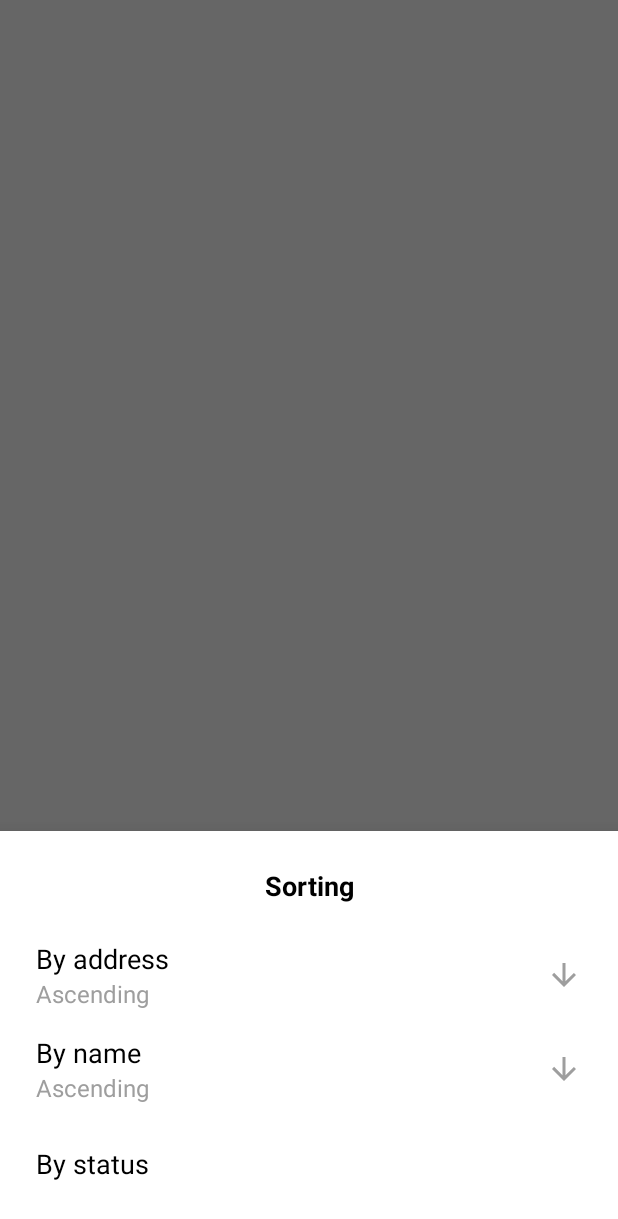
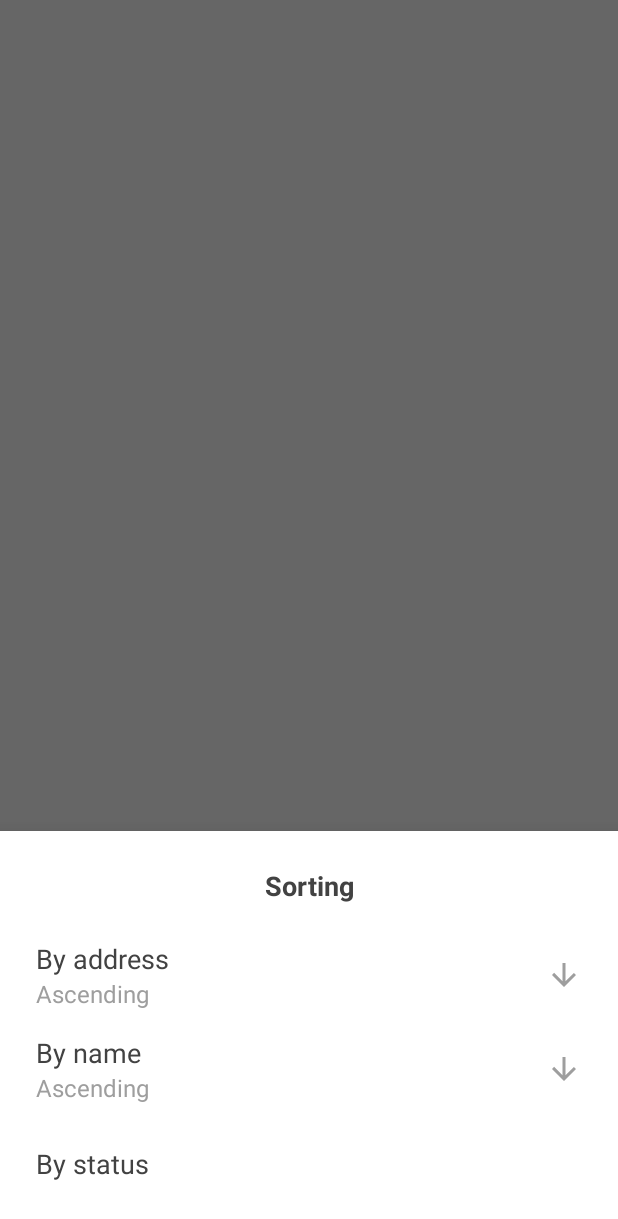
Before and after one commit to lonedoc/Android_MyGuard, an Android app: the fragment SortingDialogFragment placed in its activity, on a phone screen of 412 x 824 dp. Shown: the top 1219 px of the screen. Run offline under Robolectric (Android 15) with nearby library versions, the phone set to English and light mode, and no system bars; libraries missing offline, so code that uses them is left out: com.github.terrakok.cicerone; 3 statements that could not run were skipped.

Commit message:
Update the application theme to support the dark mode

```diff
--- a/app/src/main/java/kobramob/rubeg38/ru/myprotection/feature/facilities/ui/views/QuadStateCheckbox.kt
+++ b/app/src/main/java/kobramob/rubeg38/ru/myprotection/feature/facilities/ui/views/QuadStateCheckbox.kt
@@ -3,8 +3,11 @@ package kobramob.rubeg38.ru.myprotection.feature.facilities.ui.views
 import android.content.Context
 import android.graphics.drawable.Drawable
 import android.util.AttributeSet
+import android.util.TypedValue
 import android.widget.ImageView
 import android.widget.TextView
+import androidx.annotation.AttrRes
+import androidx.annotation.ColorRes
 import androidx.constraintlayout.widget.ConstraintLayout
 import kobramob.rubeg38.ru.myprotection.R
 import kotlin.properties.Delegates
@@ -86,10 +89,16 @@ class QuadStateCheckbox(context: Context, attrs: AttributeSet) : ConstraintLayou
         subtitleTextView.text = subtitles[state]
         iconImageView.setImageDrawable(icons[state])
 
+//        val titleColor = if (isChecked) {
+//            tintColor
+//        } else {
+//            context.getColor(R.color.black)
+//        }
+
         val titleColor = if (isChecked) {
-            tintColor
+            getColorFromRes(context, R.color.green_500)
         } else {
-            context.getColor(R.color.black)
+            getColorFromTheme(context, R.attr.surfaceForegroundColor)
         }
 
         titleTextView.setTextColor(titleColor)
@@ -103,4 +112,12 @@ class QuadStateCheckbox(context: Context, attrs: AttributeSet) : ConstraintLayou
         iconImageView.setColorFilter(iconColor)
     }
 
+    private fun getColorFromTheme(context: Context, @AttrRes attr: Int): Int =
+        TypedValue()
+            .also { value -> context.theme.resolveAttribute(attr, value, true) }
+            .data
+
+    private fun getColorFromRes(context: Context, @ColorRes resId: Int): Int =
+        context.getColor(resId)
+
 }
--- a/app/src/main/res/color/checkbox_text_color.xml
+++ b/app/src/main/res/color/checkbox_text_color.xml
@@ -1,5 +1,5 @@
 <?xml version="1.0" encoding="utf-8"?>
 <selector xmlns:android="http://schemas.android.com/apk/res/android">
     <item android:color="@color/green_500" android:state_checked="true" />
-    <item android:color="@color/black" android:state_checked="false" />
+    <item android:color="?attr/surfaceForegroundColor" android:state_checked="false" />
 </selector>
--- a/app/src/main/res/layout/cerber_thermostat_item.xml
+++ b/app/src/main/res/layout/cerber_thermostat_item.xml
@@ -6,7 +6,7 @@
     android:layout_width="match_parent"
     android:layout_height="wrap_content"
     android:layout_margin="16dp"
-    android:backgroundTint="@color/white"
+    android:backgroundTint="?attr/surfaceBackgroundColor"
     app:cardCornerRadius="8dp">
 
     <androidx.constraintlayout.widget.ConstraintLayout
@@ -47,6 +47,7 @@
             app:layout_constraintHorizontal_chainStyle="packed"
             android:textAppearance="@style/MaterialAlertDialog.MaterialComponents.Title.Text"
             android:textSize="24sp"
+            android:textColor="?attr/surfaceForegroundColor"
             tools:text="22.2°C" />
 
         <com.google.android.material.textview.MaterialTextView
@@ -58,6 +59,7 @@
             app:layout_constraintBottom_toBottomOf="parent"
             android:textAppearance="@style/MaterialAlertDialog.MaterialComponents.Title.Text"
             android:textSize="14sp"
+            android:textColor="?attr/surfaceForegroundColor"
             tools:text="Title" />
 
     </androidx.constraintlayout.widget.ConstraintLayout>
--- a/app/src/main/res/layout/dropdown_item_light.xml
+++ b/app/src/main/res/layout/dropdown_item_light.xml
@@ -6,4 +6,5 @@
     android:layout_height="@dimen/spinner_item_height"
     android:paddingHorizontal="@dimen/window_padding"
     android:gravity="center_vertical|start"
-    android:textSize="16sp" />
+    android:textSize="16sp"
+    android:textColor="?attr/surfaceForegroundColor" />
--- a/app/src/main/res/layout/events_item.xml
+++ b/app/src/main/res/layout/events_item.xml
@@ -30,6 +30,7 @@
         android:maxLines="1"
         android:textSize="@dimen/small_headline_size"
         android:textStyle="bold"
+        android:textColor="?attr/screenForegroundColor"
         tools:text="Title" />
 
     <TextView
@@ -46,6 +47,7 @@
         android:ellipsize="marquee"
         android:marqueeRepeatLimit="marquee_forever"
         android:singleLine="true"
+        android:textColor="?attr/screenForegroundColor"
         tools:text="Zone" />
 
     <TextView
@@ -56,6 +58,7 @@
         app:layout_constraintStart_toStartOf="@id/descriptionTextView"
         app:layout_constraintBottom_toBottomOf="parent"
         android:maxLines="1"
+        android:textColor="?attr/screenForegroundColor"
         tools:text="29.08.2022 18:07:20" />
 
 </androidx.constraintlayout.widget.ConstraintLayout>
--- a/app/src/main/res/layout/facilities_item.xml
+++ b/app/src/main/res/layout/facilities_item.xml
@@ -31,6 +31,7 @@
         android:ellipsize="end"
         android:textSize="@dimen/small_headline_size"
         android:textStyle="bold"
+        android:textColor="?attr/screenForegroundColor"
         tools:text="Title" />
 
     <TextView
@@ -42,6 +43,7 @@
         app:layout_constraintBottom_toTopOf="@id/statusTextView"
         android:maxLines="1"
         android:ellipsize="end"
+        android:textColor="?attr/screenForegroundColor"
         tools:text="Address" />
 
     <TextView
@@ -53,6 +55,7 @@
         app:layout_constraintBottom_toBottomOf="parent"
         android:maxLines="1"
         android:ellipsize="end"
+        android:textColor="?attr/screenForegroundColor"
         tools:text="Status" />
 
 </androidx.constraintlayout.widget.ConstraintLayout>
--- a/app/src/main/res/layout/fragment_accounts.xml
+++ b/app/src/main/res/layout/fragment_accounts.xml
@@ -4,7 +4,8 @@
     xmlns:app="http://schemas.android.com/apk/res-auto"
     xmlns:tools="http://schemas.android.com/tools"
     android:layout_width="match_parent"
-    android:layout_height="match_parent">
+    android:layout_height="match_parent"
+    android:background="?attr/screenBackgroundColor">
 
     <LinearLayout
         android:layout_width="match_parent"
@@ -64,12 +65,13 @@
         android:id="@+id/noAccountsView"
         android:layout_width="match_parent"
         android:layout_height="match_parent"
-        android:background="@color/white">
+        android:background="?attr/screenBackgroundColor">
 
         <TextView
             android:layout_width="wrap_content"
             android:layout_height="wrap_content"
             android:layout_gravity="center"
+            android:textColor="?attr/screenForegroundColor"
             android:text="@string/no_accounts_message" />
 
     </FrameLayout>
--- a/app/src/main/res/layout/fragment_applications.xml
+++ b/app/src/main/res/layout/fragment_applications.xml
@@ -4,8 +4,9 @@
     xmlns:app="http://schemas.android.com/apk/res-auto"
     xmlns:tools="http://schemas.android.com/tools"
     android:layout_width="match_parent"
-    android:layout_height="wrap_content"
-    android:orientation="vertical">
+    android:layout_height="match_parent"
+    android:orientation="vertical"
+    android:background="?attr/screenBackgroundColor">
 
     <!-- AppBar -->
     <com.google.android.material.appbar.MaterialToolbar
--- a/app/src/main/res/layout/fragment_events.xml
+++ b/app/src/main/res/layout/fragment_events.xml
@@ -4,7 +4,8 @@
     xmlns:app="http://schemas.android.com/apk/res-auto"
     xmlns:tools="http://schemas.android.com/tools"
     android:layout_width="match_parent"
-    android:layout_height="match_parent">
+    android:layout_height="match_parent"
+    android:background="?attr/screenBackgroundColor">
 
     <!-- Facilities list -->
     <androidx.swiperefreshlayout.widget.SwipeRefreshLayout
@@ -25,7 +26,7 @@
             android:clipToPadding="false"
             app:layoutManager="androidx.recyclerview.widget.LinearLayoutManager"
             android:orientation="vertical"
-            tools:listitem="@layout/facilities_item" />
+            tools:listitem="@layout/events_item" />
 
     </androidx.swiperefreshlayout.widget.SwipeRefreshLayout>
 
--- a/app/src/main/res/layout/fragment_facilities.xml
+++ b/app/src/main/res/layout/fragment_facilities.xml
@@ -4,7 +4,8 @@
     xmlns:app="http://schemas.android.com/apk/res-auto"
     xmlns:tools="http://schemas.android.com/tools"
     android:layout_width="match_parent"
-    android:layout_height="match_parent">
+    android:layout_height="match_parent"
+    android:background="?attr/screenBackgroundColor">
 
     <!-- AppBar -->
     <com.google.android.material.appbar.MaterialToolbar
--- a/app/src/main/res/layout/fragment_sensors.xml
+++ b/app/src/main/res/layout/fragment_sensors.xml
@@ -5,7 +5,7 @@
     xmlns:tools="http://schemas.android.com/tools"
     android:layout_width="match_parent"
     android:layout_height="match_parent"
-    android:background="@color/gray_200">
+    android:background="?attr/screenBackgroundColor">
 
     <!-- Sensors list -->
     <androidx.recyclerview.widget.RecyclerView
--- a/app/src/main/res/layout/fragment_sorting_dialog.xml
+++ b/app/src/main/res/layout/fragment_sorting_dialog.xml
@@ -15,7 +15,7 @@
         android:textAlignment="center"
         android:textSize="@dimen/small_headline_size"
         android:textStyle="bold"
-        android:textColor="@android:color/black"
+        android:textColor="?attr/surfaceForegroundColor"
         android:text="@string/sorting_bottom_sheet_title" />
 
     <kobramob.rubeg38.ru.myprotection.feature.facilities.ui.views.QuadStateCheckbox
--- a/app/src/main/res/layout/fragment_test_mode_dialog.xml
+++ b/app/src/main/res/layout/fragment_test_mode_dialog.xml
@@ -5,7 +5,8 @@
     xmlns:tools="http://schemas.android.com/tools"
     android:layout_width="match_parent"
     android:layout_height="wrap_content"
-    android:padding="@dimen/window_padding">
+    android:padding="@dimen/window_padding"
+    android:background="?attr/surfaceBackgroundColor">
 
     <TextView
         android:id="@+id/hintTextView"
@@ -15,6 +16,7 @@
         app:layout_constraintStart_toStartOf="parent"
         app:layout_constraintEnd_toEndOf="parent"
         android:textSize="@dimen/hint_text_size"
+        android:textColor="?attr/surfaceForegroundColor"
         tools:text="Status" />
 
     <TextView
@@ -26,6 +28,7 @@
         app:layout_constraintStart_toStartOf="parent"
         app:layout_constraintEnd_toEndOf="parent"
         android:textSize="@dimen/countdown_text_size"
+        android:textColor="?attr/surfaceForegroundColor"
         tools:text="Status" />
 
     <androidx.constraintlayout.widget.Guideline
--- a/app/src/main/res/layout/quad_state_checkbox.xml
+++ b/app/src/main/res/layout/quad_state_checkbox.xml
@@ -14,7 +14,7 @@
         app:layout_constraintBottom_toTopOf="@id/subtitleTextView"
         tools:text="Title"
         android:textSize="@dimen/sorting_option_title_size"
-        android:textColor="@android:color/black" />
+        android:textColor="?attr/surfaceForegroundColor" />
 
     <com.google.android.material.textview.MaterialTextView
         android:id="@+id/subtitleTextView"
--- a/app/src/main/res/values-night/themes.xml
+++ b/app/src/main/res/values-night/themes.xml
@@ -12,5 +12,10 @@
         <!-- Status bar color. -->
         <item name="android:statusBarColor" tools:targetApi="l">?attr/colorPrimaryVariant</item>
         <!-- Customize your theme here. -->
+
+        <item name="screenBackgroundColor">@color/blue_gray_900</item>
+        <item name="screenForegroundColor">@color/gray_200</item>
+        <item name="surfaceBackgroundColor">@color/blue_gray_800</item>
+        <item name="surfaceForegroundColor">@color/gray_200</item>
     </style>
 </resources>
--- a/app/src/main/res/values/attrs.xml
+++ b/app/src/main/res/values/attrs.xml
@@ -1,5 +1,10 @@
 <?xml version="1.0" encoding="utf-8"?>
 <resources>
+    <attr name="screenBackgroundColor" format="color|reference" />
+    <attr name="screenForegroundColor" format="color|reference" />
+    <attr name="surfaceBackgroundColor" format="color|reference" />
+    <attr name="surfaceForegroundColor" format="color|reference" />
+
     <declare-styleable name="QuadStateCheckbox">
         <attr name="title" format="string" />
         <attr name="subtitle1" format="string" />
--- a/app/src/main/res/values/colors.xml
+++ b/app/src/main/res/values/colors.xml
@@ -4,8 +4,10 @@
     <color name="translucent_white_60">#99FFFFFF</color>
     <color name="translucent_white_80">#CCFFFFFF</color>
 
+    <color name="blue_gray_50">#ECEFF1</color>
     <color name="blue_gray_700">#FF455A64</color>
     <color name="blue_gray_800">#FF37474F</color>
+    <color name="blue_gray_900">#263238</color>
 
     <color name="green_200">#FFA5D6A7</color>
     <color name="green_300">#FF81C784</color>
@@ -19,8 +21,11 @@
 
     <color name="red_500">#F44336</color>
     <color name="brown_500">#795548</color>
+
+    <color name="gray_200">#EEEEEE</color>
     <color name="gray_500">#9E9E9E</color>
-    <color name="gray_200">#EEEEEE</color>
+    <color name="gray_800">#424242</color>
+    <color name="gray_900">#212121</color>
 
     <color name="translucent_black_0">#01000000</color>
 
--- a/app/src/main/res/values/themes.xml
+++ b/app/src/main/res/values/themes.xml
@@ -12,5 +12,10 @@
         <!-- Status bar color. -->
         <item name="android:statusBarColor" tools:targetApi="l">?attr/colorPrimaryVariant</item>
         <!-- Customize your theme here. -->
+
+        <item name="screenBackgroundColor">@color/blue_gray_50</item>
+        <item name="screenForegroundColor">@color/gray_800</item>
+        <item name="surfaceBackgroundColor">@color/white</item>
+        <item name="surfaceForegroundColor">@color/gray_800</item>
     </style>
 </resources>
```
Also changed, not shown: app/src/main/java/kobramob/rubeg38/ru/myprotection/feature/applications/ui/TextAdapter.kt (+19 -8 lines), app/src/main/res/drawable-night/thermostat_icon.xml (added, +12 -0 lines).
